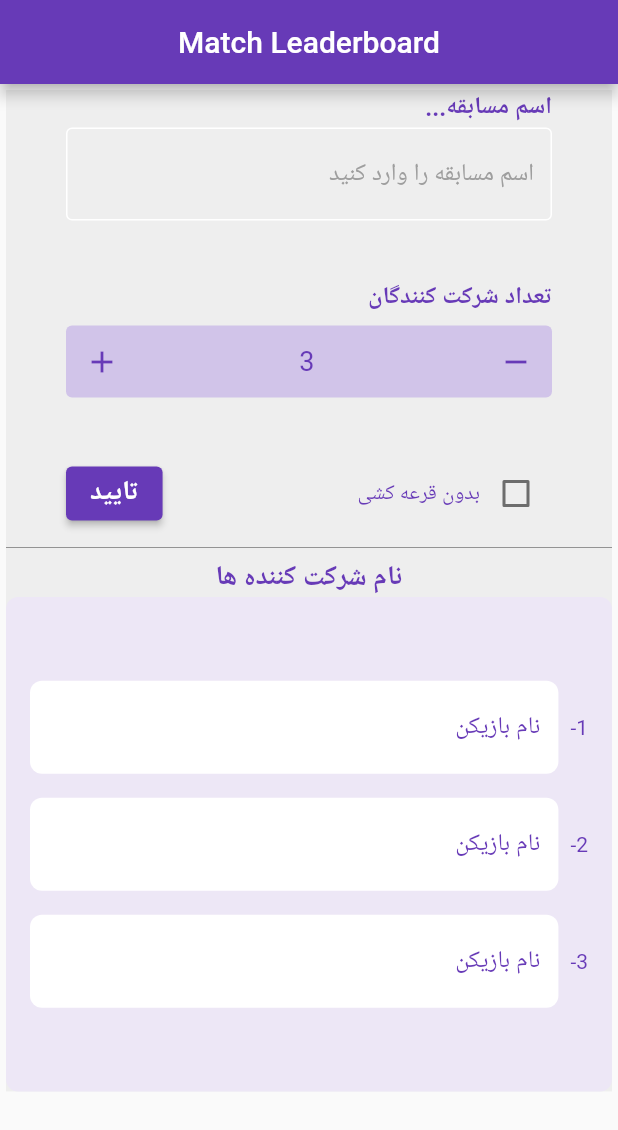
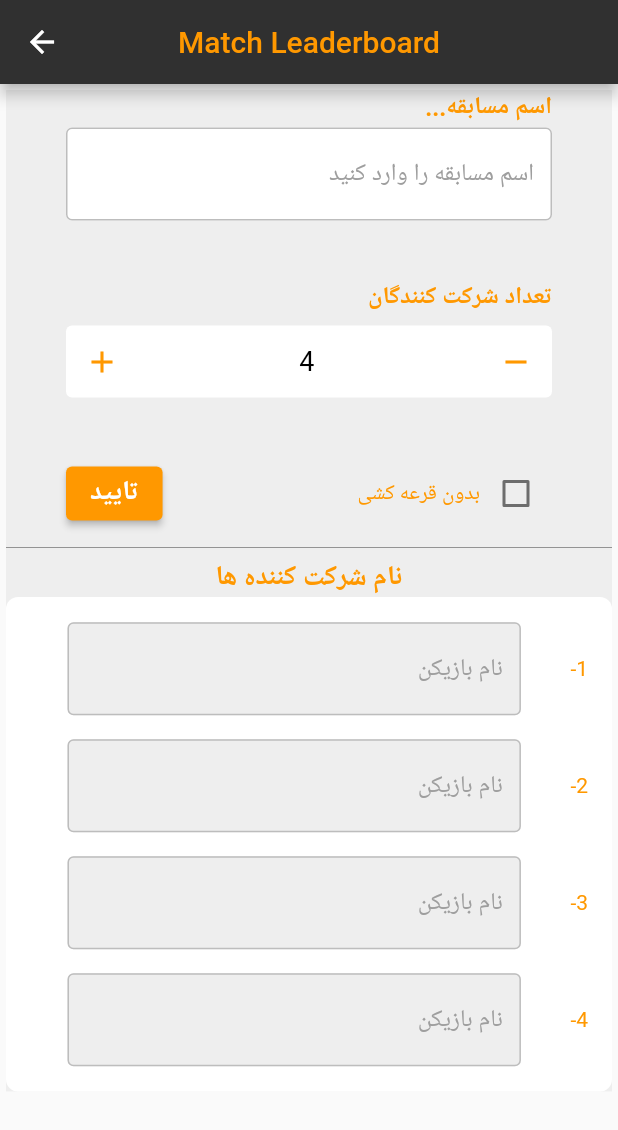
Before and after one commit to younesbeheshti/match-leaderboard-maker, a Flutter app: the HomePage screen opened directly, after a tap on the "add" icon, on a phone screen of 412 x 824 dp. Shown: the top 1130 px of the screen. Run offline on Flutter 3.47's test engine with Material 3 defaults, Android fonts, the phone set to English and light mode, and no system bars.

Commit message:
makes the home page and fisrt page, and should work on test page for drawing the brackets...

```diff
--- a/lib/components/my_textfield.dart
+++ b/lib/components/my_textfield.dart
@@ -1,11 +1,13 @@
 import 'package:flutter/material.dart';
 
 class MyTextField extends StatelessWidget {
-  final controller;
+  final TextEditingController controller;
   final String hintText;
   final bool obscureText;
-  final TextDirection? textDirection;
-
+  final TextDirection textDirection;
+  final TextStyle? hintStyle;
+  final Color fillColor;
+  final Color textColor;
 
   MyTextField({
     Key? key,
@@ -13,33 +15,37 @@ class MyTextField extends StatelessWidget {
     TextDirection? textDirection,
     required this.hintText,
     required this.obscureText,
-  }) : controller = controller ?? TextEditingController(),
-  textDirection = textDirection ?? TextDirection.ltr;
+    this.hintStyle,
+    this.fillColor = Colors.grey,
+    this.textColor = Colors.black,
+  })  : controller = controller ?? TextEditingController(),
+        textDirection = textDirection ?? TextDirection.ltr,
+        super(key: key);
 
   @override
   Widget build(BuildContext context) {
     return Padding(
       padding: const EdgeInsets.symmetric(horizontal: 25.0),
-      child: TextField(textDirection: textDirection,
+      child: TextField(
+        textDirection: textDirection,
         controller: controller,
         obscureText: obscureText,
+        style: TextStyle(color: textColor),
         decoration: InputDecoration(
           enabledBorder: OutlineInputBorder(
             borderSide: BorderSide(
-              color: Colors.white,
+              color: Colors.grey.shade400,
             ),
           ),
           focusedBorder: OutlineInputBorder(
             borderSide: BorderSide(
-              color: Colors.grey.shade400,
+              color: Colors.orange,
             ),
           ),
-          fillColor: Colors.grey.shade200,
+          fillColor: fillColor,
           filled: true,
           hintText: hintText,
-          hintStyle: TextStyle(
-            color: Colors.grey[500],
-          ),
+          hintStyle: hintStyle ?? TextStyle(color: Colors.grey[500]),
           hintTextDirection: textDirection,
         ),
       ),
--- a/lib/main.dart
+++ b/lib/main.dart
@@ -23,7 +23,7 @@ class MyApp extends StatelessWidget {
         useMaterial3: false,
       ),
       debugShowCheckedModeBanner: false,
-      home: HomePage(),
+      home: FirstPage(),
       // ResponsiveLayout(
       //   mobileScaffold: MobileScaffold(),
       //   tabletScaffold: TabletScaffold(),
--- a/lib/pages/home_page.dart
+++ b/lib/pages/home_page.dart
@@ -1,3 +1,4 @@
+import 'dart:math';
 import 'package:flutter/cupertino.dart';
 import 'package:flutter/material.dart';
 import 'package:match_leaderboard_maker/components/my_textfield.dart';
@@ -16,6 +17,7 @@ class _HomePageState extends State<HomePage> {
   final _textController = TextEditingController();
   final _textController1 = TextEditingController();
   int _currentValue = 2;
+  int _powNum = 1;
   bool _isChecked = false;
 
   @override
@@ -45,21 +47,33 @@ class _HomePageState extends State<HomePage> {
 
   void _increment() {
     setState(() {
-      _currentValue++;
+      _powNum++;
+      int newValue = pow(2, _powNum).toInt();
+      if (newValue > _currentValue) {
+        for (int i = _currentValue; i < newValue; i++) {
+          playersName.add('');
+          _controllers.add(TextEditingController());
+        }
+      }
+      _currentValue = newValue;
       _textController.text = _currentValue.toString();
-      playersName.add(''); // Add a new empty string for the new player
-      _controllers.add(TextEditingController()); // Add a new TextEditingController for the new player
     });
   }
 
   void _decrement() {
     setState(() {
-      if (_currentValue > 0) {
-        // Prevent negative values
-        _currentValue--;
+      if (_powNum > 0) {
+        _powNum--;
+        int newValue = pow(2, _powNum).toInt();
+        if (newValue < _currentValue) {
+          playersName.removeRange(newValue, _currentValue);
+          for (var i = newValue; i < _currentValue; i++) {
+            _controllers[i].dispose();
+          }
+          _controllers.removeRange(newValue, _currentValue);
+        }
+        _currentValue = newValue;
         _textController.text = _currentValue.toString();
-        playersName.removeLast(); // Remove the last player
-        _controllers.removeLast().dispose(); // Remove and dispose the last TextEditingController
       }
     });
   }
@@ -67,13 +81,14 @@ class _HomePageState extends State<HomePage> {
   void _updateValue(String value) {
     setState(() {
       int newValue = int.tryParse(value) ?? _currentValue;
-      if (newValue != _currentValue) {
+      int powNum = (log(newValue) / log(2)).ceil();
+      if (powNum != _powNum) {
+        _powNum = powNum;
         if (newValue > _currentValue) {
-          playersName.addAll(List<String>.generate(newValue - _currentValue, (index) => ''));
-          _controllers.addAll(List<TextEditingController>.generate(
-            newValue - _currentValue,
-                (index) => TextEditingController(),
-          ));
+          for (int i = _currentValue; i < newValue; i++) {
+            playersName.add('');
+            _controllers.add(TextEditingController());
+          }
         } else if (newValue < _currentValue) {
           playersName.removeRange(newValue, _currentValue);
           for (var i = newValue; i < _currentValue; i++) {
@@ -98,8 +113,8 @@ class _HomePageState extends State<HomePage> {
     return Scaffold(
       appBar: AppBar(
         centerTitle: true,
-        backgroundColor: Colors.deepPurple,
-        title: Text("Match Leaderboard"),
+        backgroundColor: Colors.grey[850],
+        title: Text("Match Leaderboard", style: TextStyle(color: Colors.orange)),
       ),
       body: Container(
         margin: EdgeInsets.all(4.0),
@@ -107,7 +122,7 @@ class _HomePageState extends State<HomePage> {
         child: SingleChildScrollView(
           child: Column(
             children: [
-              // getting match name
+              // Getting match name
               Container(
                 child: Padding(
                   padding: const EdgeInsets.symmetric(horizontal: 15),
@@ -121,22 +136,23 @@ class _HomePageState extends State<HomePage> {
                           style: TextStyle(
                             fontSize: 16,
                             fontWeight: FontWeight.bold,
-                            color: Colors.deepPurple,
+                            color: Colors.orange,
                           ),
                           textDirection: TextDirection.rtl,
                         ),
                       ),
-                      SizedBox(
-                        height: 3,
-                      ),
+                      SizedBox(height: 3),
                       MyTextField(
                         controller: _textController1,
                         hintText: 'اسم مسابقه را وارد کنید',
                         obscureText: false,
                         textDirection: TextDirection.rtl,
+                        hintStyle: TextStyle(color: Colors.grey),
+                        fillColor: Colors.white,
+                        textColor: Colors.black,
                       ),
 
-                      //to selecting number of players
+                      // Selecting number of players
                       Padding(
                         padding: const EdgeInsets.symmetric(horizontal: 25, vertical: 40.0),
                         child: Column(
@@ -149,15 +165,14 @@ class _HomePageState extends State<HomePage> {
                                   style: TextStyle(
                                     fontSize: 16,
                                     fontWeight: FontWeight.bold,
-                                    color: Colors.deepPurple,
+                                    color: Colors.orange,
                                   ),
                                   textDirection: TextDirection.rtl,
                                 ),
                                 SizedBox(height: 8),
                                 Container(
                                   decoration: BoxDecoration(
-                                    color: Colors.deepPurple[100],
-                                    // Background color of the container
+                                    color: Colors.white,
                                     borderRadius: BorderRadius.circular(4),
                                   ),
                                   child: Row(
@@ -165,7 +180,7 @@ class _HomePageState extends State<HomePage> {
                                       IconButton(
                                         icon: Icon(
                                           Icons.add,
-                                          color: Colors.deepPurple,
+                                          color: Colors.orange,
                                         ),
                                         onPressed: _increment,
                                       ),
@@ -175,7 +190,7 @@ class _HomePageState extends State<HomePage> {
                                           keyboardType: TextInputType.number,
                                           onSubmitted: _updateValue,
                                           textAlign: TextAlign.center,
-                                          style: TextStyle(fontSize: 18, color: Colors.deepPurple),
+                                          style: TextStyle(fontSize: 18, color: Colors.black),
                                           decoration: InputDecoration(
                                             border: InputBorder.none,
                                           ),
@@ -184,7 +199,7 @@ class _HomePageState extends State<HomePage> {
                                       IconButton(
                                         icon: Icon(
                                           Icons.remove,
-                                          color: Colors.deepPurple,
+                                          color: Colors.orange,
                                         ),
                                         onPressed: _decrement,
                                       ),
@@ -197,7 +212,7 @@ class _HomePageState extends State<HomePage> {
                         ),
                       ),
 
-                      //row has buttons for submit and randomise
+                      // Row with submit and randomize buttons
                       Padding(
                         padding: const EdgeInsets.symmetric(horizontal: 25.0),
                         child: Row(
@@ -206,22 +221,23 @@ class _HomePageState extends State<HomePage> {
                             ElevatedButton(
                               onPressed: () {},
                               style: ElevatedButton.styleFrom(
-                                backgroundColor: Colors.deepPurple, // background color
+                                backgroundColor: Colors.orange, // Background color
                               ),
                               child: Text(
                                 'تایید',
                                 style: TextStyle(
                                   fontWeight: FontWeight.bold,
                                   fontSize: 18,
+                                  color: Colors.white,
                                 ),
                                 textDirection: TextDirection.rtl,
                               ),
                             ),
                             Row(
                               children: [
-                                Text('بدون قرعه کشی', style: TextStyle(color: Colors.deepPurple)),
+                                Text('بدون قرعه کشی', style: TextStyle(color: Colors.orange)),
                                 Checkbox(
-                                  activeColor: Colors.deepPurple,
+                                  activeColor: Colors.orange,
                                   value: _isChecked,
                                   onChanged: (bool? value) {
                                     setState(() {
@@ -239,9 +255,7 @@ class _HomePageState extends State<HomePage> {
                 ),
               ),
 
-              SizedBox(
-                height: 4,
-              ),
+              SizedBox(height: 4),
 
               Divider(
                 thickness: 0.5,
@@ -254,16 +268,16 @@ class _HomePageState extends State<HomePage> {
                 style: TextStyle(
                   fontWeight: FontWeight.bold,
                   fontSize: 18,
-                  color: Colors.deepPurple,
+                  color: Colors.orange,
                 ),
               ),
-              //getting player's names
+              // Getting player's names
               Container(
                 decoration: BoxDecoration(
                   borderRadius: BorderRadius.circular(8),
-                  color: Colors.deepPurple[50],
+                  color: Colors.white,
                 ),
-                height: height*2,
+                height: height * 2,
                 child: Center(
                   child: Padding(
                     padding: const EdgeInsets.all(8.0),
@@ -276,28 +290,21 @@ class _HomePageState extends State<HomePage> {
                           child: Row(
                             children: [
                               Expanded(
-                                child: TextField(
+                                child: MyTextField(
                                   controller: _controllers[index],
-                                  decoration: InputDecoration(
-                                    hintText: 'نام بازیکن',
-                                    hintStyle: TextStyle(color: Colors.deepPurple),
-                                    hintTextDirection: TextDirection.rtl,
-                                    filled: true,
-                                    fillColor: Colors.white,
-                                    border: OutlineInputBorder(
-                                      borderRadius: BorderRadius.circular(8),
-                                      borderSide: BorderSide.none,
-                                    ),
-                                  ),
-                                  onChanged: (value) {
-                                    playersName[index] = value;
-                                  },
+                                  hintText: 'نام بازیکن',
+                                  obscureText: false,
                                   textDirection: TextDirection.rtl,
-                                  style: TextStyle(color: Colors.deepPurple),
+                                  hintStyle: TextStyle(color: Colors.grey),
+                                  fillColor: Colors.grey.shade200,
+                                  textColor: Colors.black,
                                 ),
                               ),
                               SizedBox(width: 8),
-                              Text("-${index+1}", style: TextStyle(color: Colors.deepPurple)),
+                              Text(
+                                "-${index + 1}",
+                                style: TextStyle(color: Colors.orange),
+                              ),
                             ],
                           ),
                         );
--- a/pubspec.yaml
+++ b/pubspec.yaml
@@ -61,8 +61,8 @@ flutter:
   uses-material-design: true
 
   # To add assets to your application, add an assets section, like this:
-  # assets:
-  #   - images/a_dot_burr.jpeg
+  assets:
+    - assets/
   #   - images/a_dot_ham.jpeg
 
   # An image asset can refer to one or more resolution-specific "variants", see
```
Also changed, not shown: lib/components/my_card.dart (+24 -55 lines), lib/pages/first_page.dart (+14 -5 lines), lib/test.dart (+92 -13 lines), assets/bracket.png (added).
